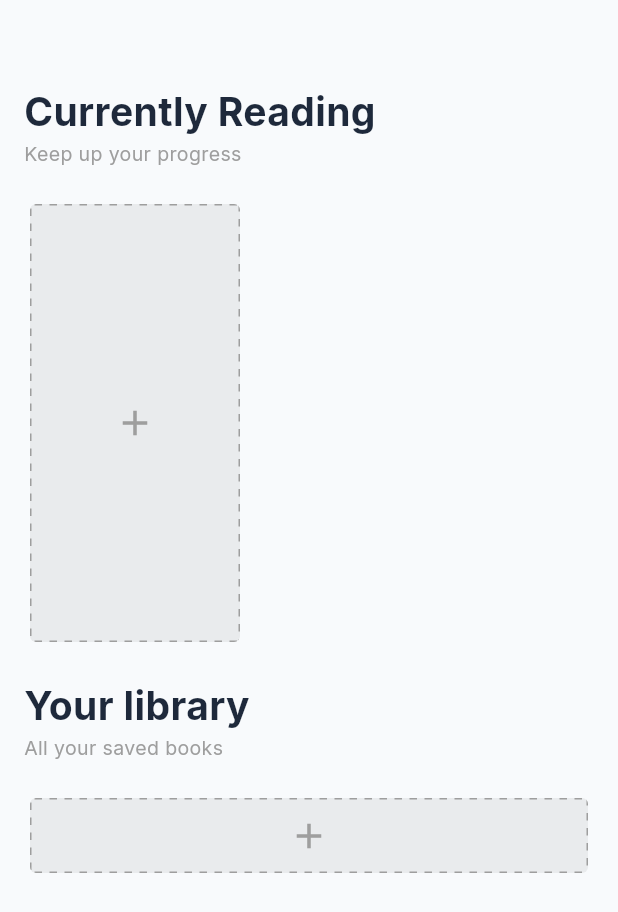
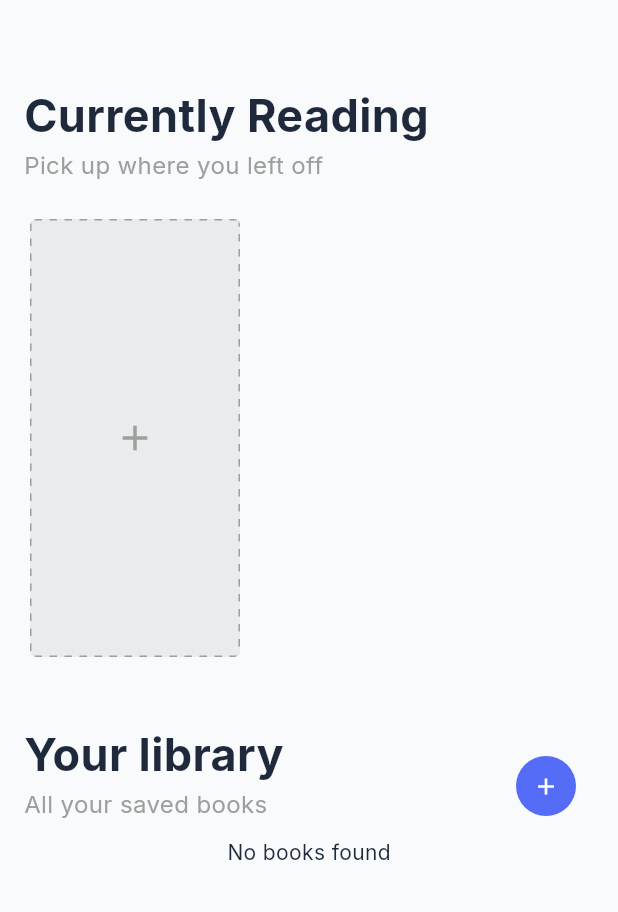
Before and after one commit to JordiiVidal/read-snap-app, a Flutter app: the screen it shows after launch, on a phone screen of 412 x 824 dp. Shown: the top 912 px of the screen. Run offline on Flutter 3.47's test engine with Material 3 defaults, Android fonts, the phone set to English and light mode, and no system bars; our stand-ins replace flutter_riverpod, freezed_annotation, google_fonts, sqflite; accounts and stored records are empty; statements that could not run were skipped.

Commit message:
Fix styles

```diff
--- a/lib/common/widgets/section_header.dart
+++ b/lib/common/widgets/section_header.dart
@@ -4,11 +4,13 @@ class SectionHeader extends StatelessWidget {
   final String title;
   final String subtitle;
   final CrossAxisAlignment alignment;
+  final Widget? actionWidget;
 
   const SectionHeader({
     required this.title,
     required this.subtitle,
     this.alignment = CrossAxisAlignment.start,
+    this.actionWidget,
     super.key,
   });
 
@@ -16,17 +18,28 @@ class SectionHeader extends StatelessWidget {
   Widget build(BuildContext context) {
     return Padding(
       padding: const EdgeInsets.symmetric(horizontal: 16.0),
+      child: Row(
+        crossAxisAlignment: CrossAxisAlignment.end,
+        children: [
+          Expanded(
             child: Column(
               crossAxisAlignment: alignment,
               children: [
                 Text(
                   title,
-            style: const TextStyle(fontSize: 26, fontWeight: FontWeight.bold),
+                  style: const TextStyle(
+                    fontSize: 30,
+                    fontWeight: FontWeight.bold,
+                  ),
                 ),
                 Text(
                   subtitle,
-            style: const TextStyle(fontSize: 13, color: Colors.grey),
+                  style: const TextStyle(fontSize: 16, color: Colors.grey),
                 ),
+              ],
+            ),
+          ),
+          if (actionWidget != null) actionWidget!,
         ],
       ),
     );
--- a/lib/config/app_colors.dart
+++ b/lib/config/app_colors.dart
@@ -5,12 +5,12 @@ Color _hexToColor(String hexCode) {
 }
 
 class AppColors {
-  static final Color primary = _hexToColor('#3A7AFE');
-  static final Color primaryVariant = _hexToColor('#2357D9');
-  static final Color secondary = _hexToColor('#6C6F93');
-  static final Color success = _hexToColor('#22C55E');
-  static final Color warning = _hexToColor('#FACC15');
-  static final Color error = _hexToColor('#EF4444');
+  static final Color primary = _hexToColor('#556CF6');
+  static final Color primaryVariant = _hexToColor('#4452D6');
+  static final Color secondary = _hexToColor('#8E94A7');
+  static final Color success = _hexToColor('#27AE60');
+  static final Color warning = _hexToColor('#F4B740');
+  static final Color error = _hexToColor('#E74C3C');
 
   static final Color background = _hexToColor('#F8FAFC');
   static final Color surface = _hexToColor('#FFFFFF');
@@ -18,6 +18,6 @@ class AppColors {
   static final Color textPrimary = _hexToColor('#1E293B');
   static final Color textSecondary = _hexToColor('#64748B');
 
-  static final Color border = _hexToColor('#E2E8F0');
-  static final Color borderFocus = Color(0xFF94B3FD);
+  static final Color border = _hexToColor('#E5E7EB');
+  static final Color borderFocus = _hexToColor('#A5B4FC');
 }
--- a/lib/config/app_theme.dart
+++ b/lib/config/app_theme.dart
@@ -37,22 +37,28 @@ class AppTheme {
       style: FilledButton.styleFrom(
         backgroundColor: AppColors.primary,
         foregroundColor: Colors.white,
-        shape: RoundedRectangleBorder(borderRadius: BorderRadius.circular(8.0)),
+        shape: RoundedRectangleBorder(
+          borderRadius: BorderRadius.circular(12.0),
+        ),
         padding: const EdgeInsets.symmetric(vertical: 16),
       ),
     ),
 
     inputDecorationTheme: InputDecorationTheme(
       border: OutlineInputBorder(
+        borderRadius: BorderRadius.circular(8.0),
         borderSide: BorderSide(color: AppColors.border, width: 1.0),
       ),
       enabledBorder: OutlineInputBorder(
+        borderRadius: BorderRadius.circular(8.0),
         borderSide: BorderSide(color: AppColors.border, width: 1.0),
       ),
       focusedBorder: OutlineInputBorder(
+        borderRadius: BorderRadius.circular(8.0),
         borderSide: BorderSide(color: AppColors.borderFocus, width: 1.3),
       ),
       errorBorder: OutlineInputBorder(
+        borderRadius: BorderRadius.circular(8.0),
         borderSide: BorderSide(color: AppColors.error, width: 1.0),
       ),
       hintStyle: TextStyle(color: AppColors.textSecondary),
@@ -62,7 +68,7 @@ class AppTheme {
 
     appBarTheme: AppBarTheme(
       backgroundColor: AppColors.background,
-      titleTextStyle: GoogleFonts.inter(
+      titleTextStyle: GoogleFonts.sora(
         textStyle: TextStyle(
           color: AppColors.textPrimary,
           fontSize: 20,
--- a/lib/features/book/presentation/pages/book_list_page.dart
+++ b/lib/features/book/presentation/pages/book_list_page.dart
@@ -12,22 +12,34 @@ class BookListPage extends StatelessWidget {
       body: SingleChildScrollView(
         child: Column(
           crossAxisAlignment: CrossAxisAlignment.start,
-          spacing: 20,
           children: [
             // Header
             const SectionHeader(
               title: 'Currently Reading',
-              subtitle: 'Keep up your progress',
+              subtitle: 'Pick up where you left off',
             ),
+            const SizedBox(height: 20),
 
             // Reading List
-            SizedBox(height: 300, child: BookList(readingBooksProvider)),
+            SizedBox(height: 300, child: BookList()),
+            const SizedBox(height: 40),
 
             // Header
-            const SectionHeader(
+            SectionHeader(
               title: 'Your library',
               subtitle: 'All your saved books',
+              actionWidget: FilledButton(
+                style: FilledButton.styleFrom(
+                  shape: const CircleBorder(),
+                  padding: const EdgeInsets.all(4),
+                ),
+                child: Icon(Icons.add, size: 18),
+                onPressed: () => Navigator.of(context).push(
+                  MaterialPageRoute(builder: (context) => BookCreatePage()),
+                ),
+              ),
             ),
+            const SizedBox(height: 10),
 
             // Library
             BookLibrary(notReadingProvider),
--- a/lib/features/book/presentation/widgets/library/book_library.dart
+++ b/lib/features/book/presentation/widgets/library/book_library.dart
@@ -24,13 +24,8 @@ class BookLibrary extends ConsumerWidget {
         return ListView.builder(
           shrinkWrap: true,
           physics: const NeverScrollableScrollPhysics(),
-          itemCount: books.length + 1,
-          padding: const EdgeInsets.symmetric(horizontal: 16),
+          itemCount: books.length,
           itemBuilder: (ctx, i) {
-            if (i == books.length) {
-              return BookLibraryEmptyItem();
-            }
-
             return Padding(
               padding: const EdgeInsets.only(bottom: 2.0),
               child: BookLibraryItem(books[i]),
--- a/lib/features/book/presentation/widgets/library/book_library_empty.dart
+++ b/lib/features/book/presentation/widgets/library/book_library_empty.dart
@@ -1,53 +1,10 @@
 import 'package:flutter/material.dart';
-import 'package:read_snap/common/widgets/dashed_border_container.dart';
-import 'package:read_snap/features/book/presentation/pages/book_create_page.dart';
 
 class BookLibraryEmpty extends StatelessWidget {
   const BookLibraryEmpty({super.key});
 
   @override
   Widget build(BuildContext context) {
-    return ListView.builder(
-      shrinkWrap: true,
-      physics: const NeverScrollableScrollPhysics(),
-      itemCount: 1,
-      itemBuilder: (ctx, i) => Padding(
-        padding: const EdgeInsets.symmetric(horizontal: 16.0),
-        child: BookLibraryEmptyItem(),
-      ),
-    );
+    return const Center(child: Text('No books found'));
   }
 }
-
-class BookLibraryEmptyItem extends StatelessWidget {
-  const BookLibraryEmptyItem({super.key});
-
-  void _navigateToCreate(BuildContext context) {
-    Navigator.of(
-      context,
-    ).push(MaterialPageRoute(builder: (context) => const BookCreatePage()));
-  }
-
-  @override
-  Widget build(BuildContext context) {
-    return Container(
-      height: 50,
-      margin: EdgeInsets.all(4),
-      decoration: BoxDecoration(
-        borderRadius: BorderRadius.circular(4),
-        color: Colors.black.withValues(alpha: 0.06),
-      ),
-      child: ClipRRect(
-        borderRadius: BorderRadius.circular(4),
-        child: DashedBorderContainer(
-          child: InkWell(
-            onTap: () => _navigateToCreate(context),
-            child: const Center(
-              child: Icon(Icons.add, color: Colors.grey, size: 28),
-            ),
-          ),
-        ),
-      ),
-    );
-  }
-}
--- a/lib/features/book/presentation/widgets/library/book_library_item.dart
+++ b/lib/features/book/presentation/widgets/library/book_library_item.dart
@@ -15,30 +15,19 @@ class BookLibraryItem extends StatelessWidget {
 
   @override
   Widget build(BuildContext context) {
-    return InkWell(
+    return ListTile(
       onTap: () => _navigateToDetails(context),
-      child: Container(
-        height: 60,
-        padding: const EdgeInsets.symmetric(horizontal: 16),
-        child: Column(
-          crossAxisAlignment: CrossAxisAlignment.start,
-          mainAxisAlignment: MainAxisAlignment.center,
-          children: [
-            // Title
-            Text(
+      leading: Icon(Icons.book, size: 24),
+      title: Text(
         book.name,
         style: const TextStyle(fontSize: 16, fontWeight: FontWeight.bold),
         overflow: TextOverflow.ellipsis,
       ),
-            const SizedBox(height: 2),
-            // Author
-            Text(
+      subtitle: Text(
         book.author,
         style: TextStyle(fontSize: 14, fontStyle: FontStyle.italic),
       ),
-          ],
-        ),
-      ),
+      trailing: Icon(Icons.arrow_forward_ios, size: 14),
     );
   }
 }
--- a/lib/features/book/presentation/widgets/list/book_list.dart
+++ b/lib/features/book/presentation/widgets/list/book_list.dart
@@ -1,16 +1,13 @@
 import 'package:flutter/material.dart';
 import 'package:flutter_riverpod/flutter_riverpod.dart';
-import 'package:read_snap/features/book/domain/domain.dart';
 import 'package:read_snap/features/book/presentation/presentation.dart';
 
 class BookList extends ConsumerWidget {
-  final ProviderBase<AsyncValue<List<BookEntity>>> bookListProvider;
-
-  const BookList(this.bookListProvider, {super.key});
+  const BookList({super.key});
 
   @override
   Widget build(BuildContext context, WidgetRef ref) {
-    final bookListAsync = ref.watch(bookListProvider);
+    final bookListAsync = ref.watch(readingBooksProvider);
 
     return bookListAsync.when(
       loading: () => BookListLoading(),
--- a/lib/features/book/presentation/widgets/list/book_list_item.dart
+++ b/lib/features/book/presentation/widgets/list/book_list_item.dart
@@ -12,21 +12,16 @@ class BookListItem extends StatelessWidget {
   Widget build(BuildContext context) {
     return InkWell(
       onTap: () => _navigateToDetail(book.id, context),
-      borderRadius: BorderRadius.circular(16),
+      borderRadius: BorderRadius.circular(4),
       child: Container(
         width: 220,
         padding: const EdgeInsets.all(16),
         decoration: BoxDecoration(
           color: book.flutterColor.withValues(alpha: 0.9),
-          borderRadius: BorderRadius.circular(16),
+          borderRadius: BorderRadius.circular(4),
           border: Border(left: BorderSide(color: book.flutterColor, width: 10)),
           gradient: LinearGradient(
-            colors: [
-              book.flutterColor.withValues(alpha: .8),
-              book.flutterColor.withValues(alpha: .6),
-            ],
-            begin: Alignment.topLeft,
-            end: Alignment.bottomRight,
+            colors: [Color(0xFF9A8CFF), Color(0xFF7B6DFF)],
           ),
           boxShadow: [
             BoxShadow(
```
Lines whose indentation alone changed are shown as unchanged.
